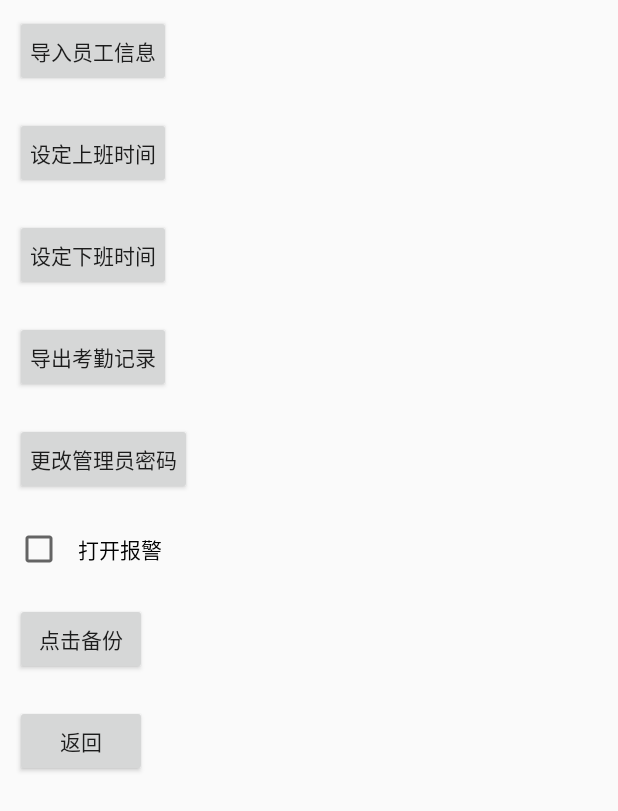
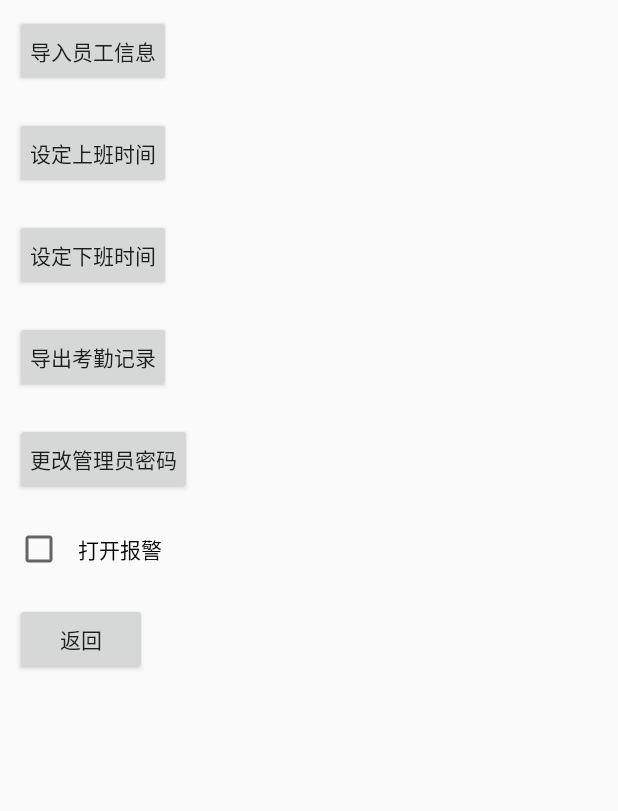
Before and after one commit to frightlee/FaceSignSystem, an Android app: the layout activity_ctrl.xml on its own in the app's theme, with its tools: preview values and no code run, on a phone screen of 412 x 824 dp. Shown: the top 811 px of the screen. Run offline under Robolectric (Android 15) with nearby library versions, the phone set to English and light mode, and no system bars.

Commit message:
注册service。完成备份

```diff
--- a/FS_Sys/app/src/main/AndroidManifest.xml
+++ b/FS_Sys/app/src/main/AndroidManifest.xml
@@ -28,7 +28,7 @@
             </intent-filter>
         </activity>
         <activity android:name=".CtrlActivity" />
-
+        <service android:name=".services.MyService"/>
     </application>
 
 </manifest>
--- a/FS_Sys/app/src/main/java/facesign/adplayer/fanhong/fs_sys/DbTables/ChildOfWorkersTable.java
+++ b/FS_Sys/app/src/main/java/facesign/adplayer/fanhong/fs_sys/DbTables/ChildOfWorkersTable.java
@@ -73,7 +73,7 @@ public class ChildOfWorkersTable {
 
     @Override
     public String toString() {
-        return "ChildOfWorkersTable{" +
+        return "{" +
                 "id=" + id +
                 ", department='" + department + '\'' +
                 ", position='" + position + '\'' +
--- a/FS_Sys/app/src/main/java/facesign/adplayer/fanhong/fs_sys/DbTables/GetResultTable.java
+++ b/FS_Sys/app/src/main/java/facesign/adplayer/fanhong/fs_sys/DbTables/GetResultTable.java
@@ -115,7 +115,7 @@ public class GetResultTable {
 
     @Override
     public String toString() {
-        return "GetResultTable{" +
+        return "{" +
                 "id=" + id +
                 ", cardNumber='" + cardNumber + '\'' +
                 ", year=" + year +
--- a/FS_Sys/app/src/main/java/facesign/adplayer/fanhong/fs_sys/models/BackupsModel.java
+++ b/FS_Sys/app/src/main/java/facesign/adplayer/fanhong/fs_sys/models/BackupsModel.java
@@ -1,12 +1,11 @@
 package facesign.adplayer.fanhong.fs_sys.models;
 
-import java.io.Serializable;
 
 /**
  * Created by Administrator on 2017/10/24.
  */
 
-public class BackupsModel implements Serializable{
+public class BackupsModel{
     String department;
     String position;
     String name;
--- a/FS_Sys/app/src/main/java/facesign/adplayer/fanhong/fs_sys/models/OutputExcelModel.java
+++ b/FS_Sys/app/src/main/java/facesign/adplayer/fanhong/fs_sys/models/OutputExcelModel.java
@@ -80,7 +80,7 @@ public class OutputExcelModel {
 
     @Override
     public String toString() {
-        return "OutputExcelModel{" +
+        return "{" +
                 "department='" + department + '\'' +
                 ", position='" + position + '\'' +
                 ", name='" + name + '\'' +
--- a/FS_Sys/app/src/main/java/facesign/adplayer/fanhong/fs_sys/services/MyService.java
+++ b/FS_Sys/app/src/main/java/facesign/adplayer/fanhong/fs_sys/services/MyService.java
@@ -24,14 +24,14 @@ public class MyService extends Service {
         thread = new Thread(new Runnable() {
             @Override
             public void run() {
-                long currenttime = System.currentTimeMillis();
+//                long currenttime = System.currentTimeMillis();
                 Calendar c = Calendar.getInstance();
                 int hour = c.get(Calendar.HOUR_OF_DAY);
                 int minute = c.get(Calendar.MINUTE);
                 if (hour == 12 && minute == 0)
                     doCheckBackUp(c);
                 try {
-                    thread.sleep(1 * 60 * 1000);
+                    thread.sleep(60 * 60 * 1000);
                 } catch (InterruptedException e) {
                     e.printStackTrace();
                 }
@@ -45,7 +45,7 @@ public class MyService extends Service {
         /**
          * int year,month,day
          */
-//        DBUtils.addDates(c.get(Calendar.YEAR), c.get(Calendar.MONTH) + 1, c.get(Calendar.DAY_OF_MONTH));
+        DBUtils.addDates(c.get(Calendar.YEAR), c.get(Calendar.MONTH) + 1, c.get(Calendar.DAY_OF_MONTH));
     }
 
     @Override
--- a/FS_Sys/app/src/main/res/layout/activity_ctrl.xml
+++ b/FS_Sys/app/src/main/res/layout/activity_ctrl.xml
@@ -66,14 +66,14 @@
         android:paddingLeft="10dp"
         android:paddingRight="10dp"
         android:text="@string/open_call" />
-    <Button
-        android:id="@+id/do_backups"
-        android:layout_width="wrap_content"
-        android:layout_height="wrap_content"
-        android:layout_margin="10dp"
-        android:paddingLeft="10dp"
-        android:paddingRight="10dp"
-        android:text="点击备份" />
+    <!--<Button-->
+        <!--android:id="@+id/do_backups"-->
+        <!--android:layout_width="wrap_content"-->
+        <!--android:layout_height="wrap_content"-->
+        <!--android:layout_margin="10dp"-->
+        <!--android:paddingLeft="10dp"-->
+        <!--android:paddingRight="10dp"-->
+        <!--android:text="点击备份" />-->
 
     <Button
         android:id="@+id/btn_back"
```
Also changed, not shown: FS_Sys/app/src/main/java/facesign/adplayer/fanhong/fs_sys/CtrlActivity.java (+9 -10 lines), FS_Sys/app/src/main/java/facesign/adplayer/fanhong/fs_sys/dbtables/DateTable.java (+8 -0 lines), FS_Sys/app/src/main/java/facesign/adplayer/fanhong/fs_sys/utils/DBUtils.java (+34 -17 lines).
